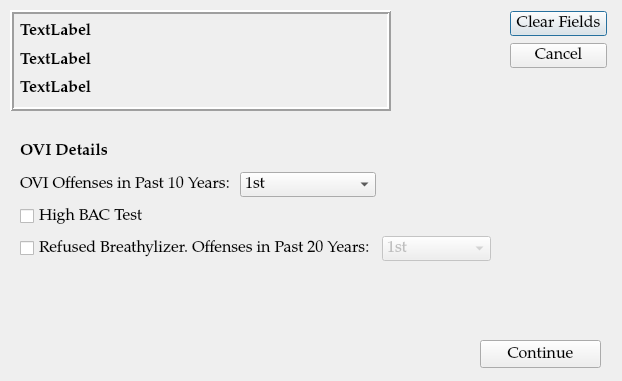
HunterProgram22/MuniEntry, file ui/OviDialog.ui: the form before one commit.
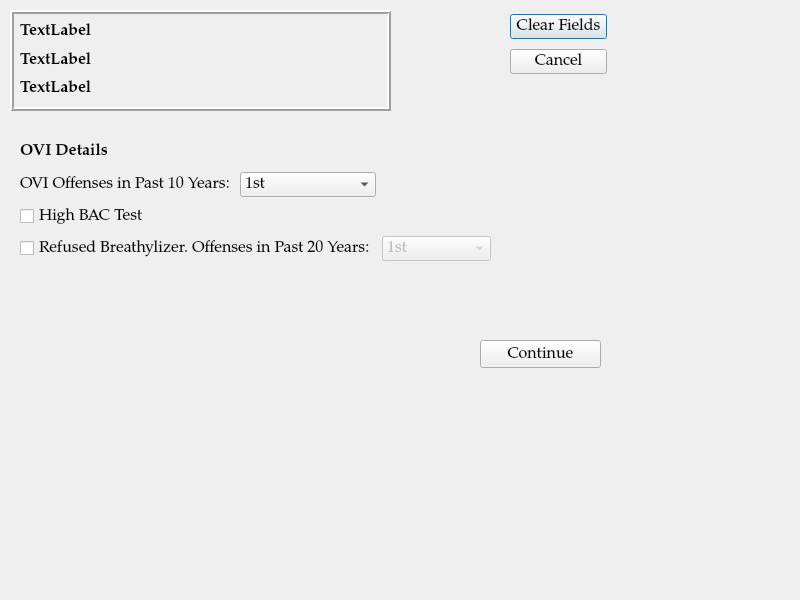
The form after the commit.

Commit message: Revised sentencing dialog.

```diff
--- a/ui/OviDialog.ui
+++ b/ui/OviDialog.ui
@@ -6,10 +6,16 @@
    <rect>
     <x>0</x>
     <y>0</y>
-    <width>622</width>
-    <height>381</height>
+    <width>800</width>
+    <height>600</height>
    </rect>
   </property>
+  <property name="minimumSize">
+   <size>
+    <width>800</width>
+    <height>600</height>
+   </size>
+  </property>
   <property name="font">
    <font>
     <family>Palatino Linotype</family>
@@ -25,7 +31,7 @@
      <x>510</x>
      <y>10</y>
      <width>97</width>
-     <height>61</height>
+     <height>68</height>
     </rect>
    </property>
    <layout class="QVBoxLayout" name="verticalLayout">
@@ -150,7 +156,7 @@
     <string>OVI Details</string>
    </property>
   </widget>
-  <widget class="QWidget" name="">
+  <widget class="QWidget" name="layoutWidget">
    <property name="geometry">
     <rect>
      <x>20</x>
```
Left out of the diff: 8 changed lines with no effect on the pictures. The commit also changes 4 other files.
